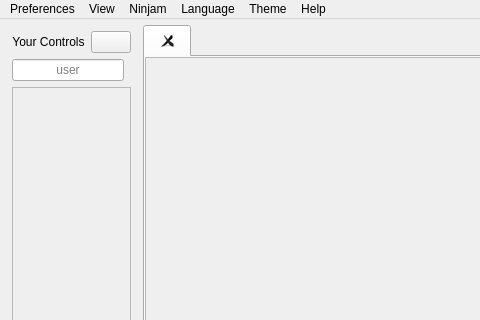
First picture: the form in src/Common/gui/MainWindow.ui, repository jonjamcam/JamTaba, before the edit; both pictures show x 0 to 480 and y 0 to 320 of the 1160 by 443 pixel window.
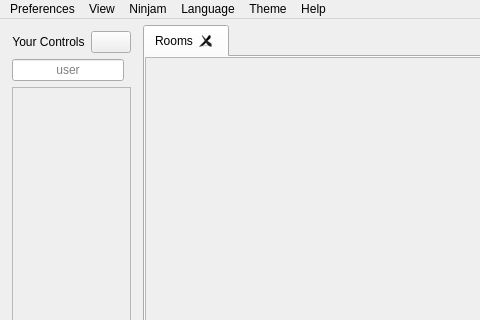
Second picture: the form after the edit. Icons and pictures are not drawn. Custom widgets are drawn as their Qt base class.

What changed in the file:
```diff
--- a/src/Common/gui/MainWindow.ui
+++ b/src/Common/gui/MainWindow.ui
@@ -235,7 +235,7 @@
       </property>
       <widget class="QWidget" name="tab">
        <attribute name="title">
-        <string/>
+        <string>Rooms</string>
        </attribute>
        <layout class="QVBoxLayout" name="tabLayout">
         <property name="spacing">
```
